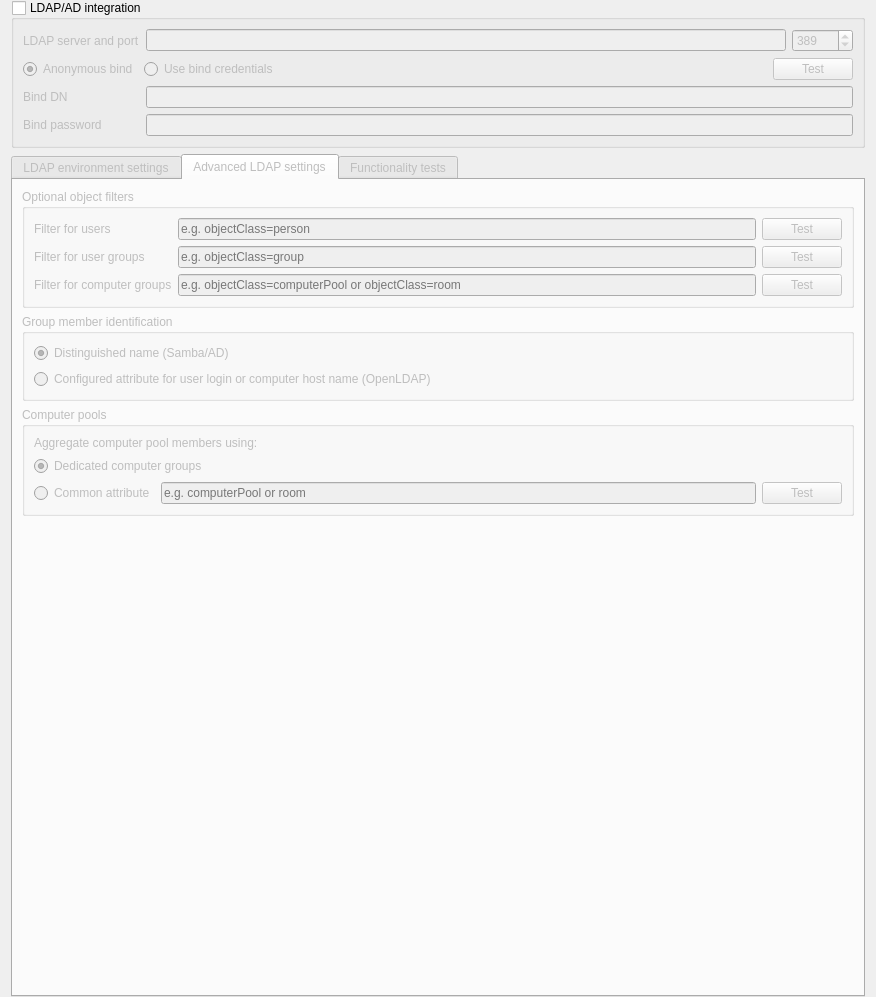
First picture: the form in imc/Forms/LdapConfigurationPage.ui, repository veyon/veyon, before the edit.
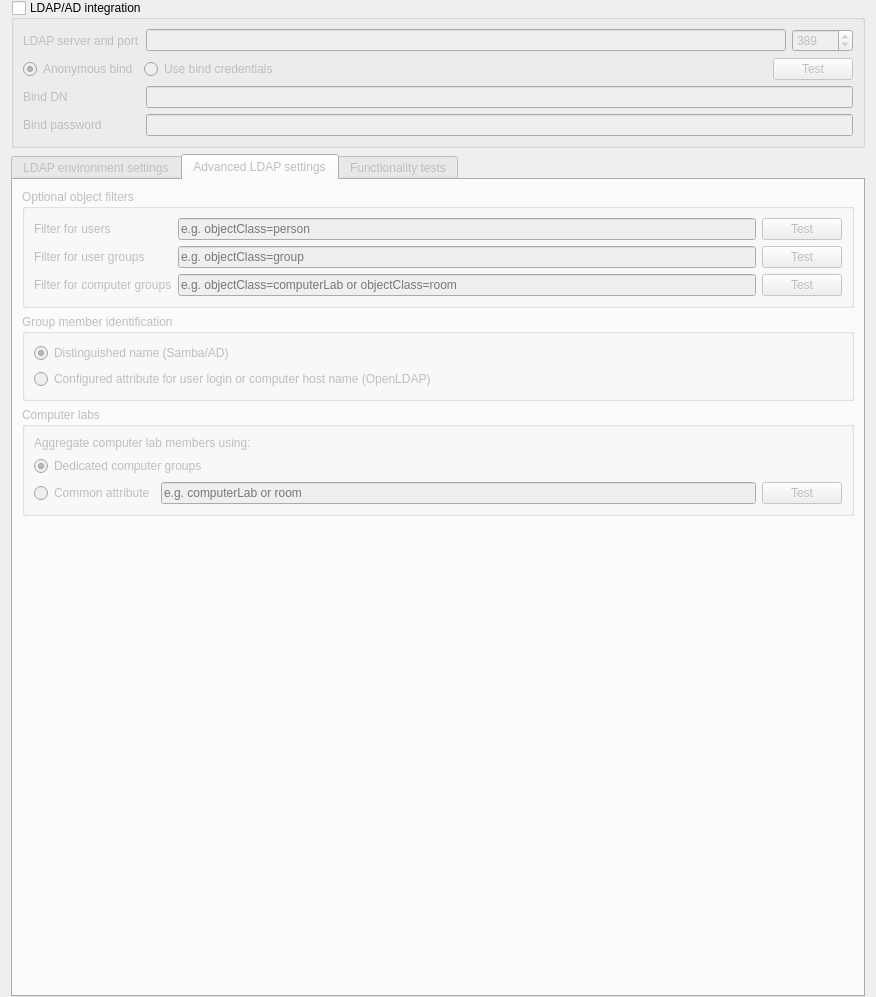
Second picture: the form after the edit. The open tabs and pages were chosen to show the change. Icons and pictures are not drawn.

Commit message: Core, IMC: rename "computer pool" to "computer lab"

The edit to the form file:
```diff
--- a/imc/Forms/LdapConfigurationPage.ui
+++ b/imc/Forms/LdapConfigurationPage.ui
@@ -476,7 +476,7 @@
           <item row="2" column="1">
            <widget class="QLineEdit" name="ldapComputerGroupsFilter">
             <property name="placeholderText">
-             <string>e.g. objectClass=computerPool or objectClass=room</string>
+             <string>e.g. objectClass=computerLab or objectClass=room</string>
             </property>
            </widget>
           </item>
@@ -529,7 +529,7 @@
        <item>
         <widget class="QGroupBox" name="groupBox_13">
          <property name="title">
-          <string>Computer pools</string>
+          <string>Computer labs</string>
          </property>
          <layout class="QGridLayout" name="gridLayout_16">
           <item row="3" column="2">
@@ -565,7 +565,7 @@
              <bool>false</bool>
             </property>
             <property name="placeholderText">
-             <string>e.g. computerPool or room</string>
+             <string>e.g. computerLab or room</string>
             </property>
            </widget>
           </item>
@@ -582,7 +582,7 @@
           <item row="0" column="0" colspan="3">
            <widget class="QLabel" name="label_32">
             <property name="text">
-             <string>Aggregate computer pool members using:</string>
+             <string>Aggregate computer lab members using:</string>
             </property>
            </widget>
           </item>
```
Left out of the diff: 20 changed lines with no effect on the pictures. The commit also changes 11 other files.
